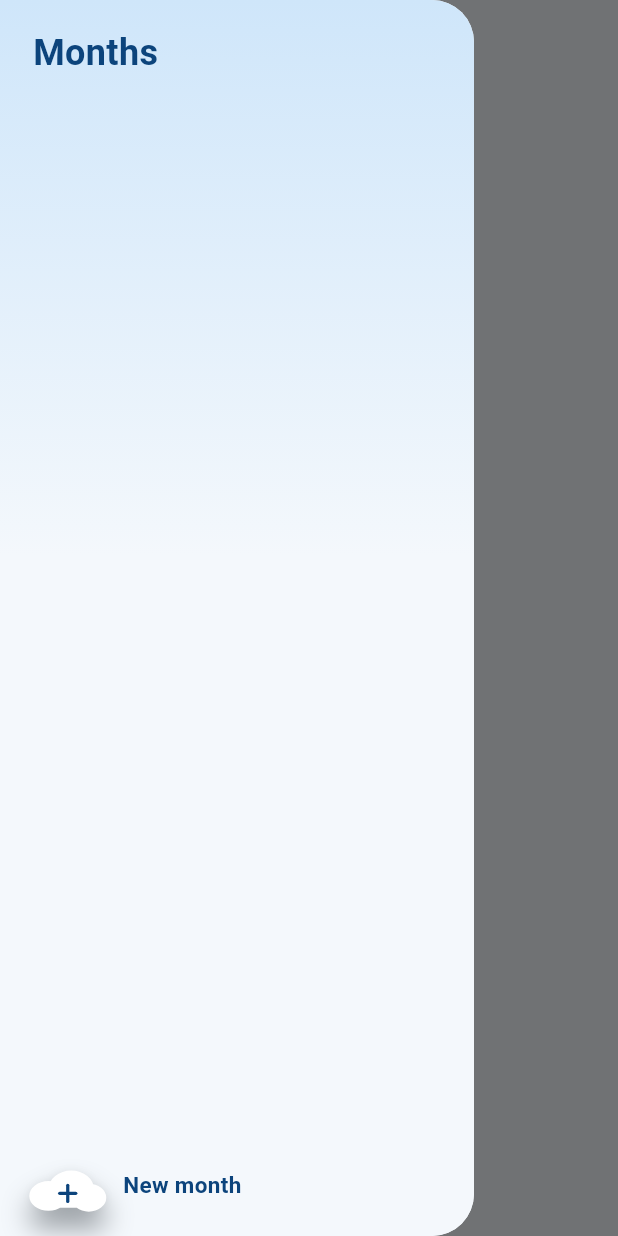
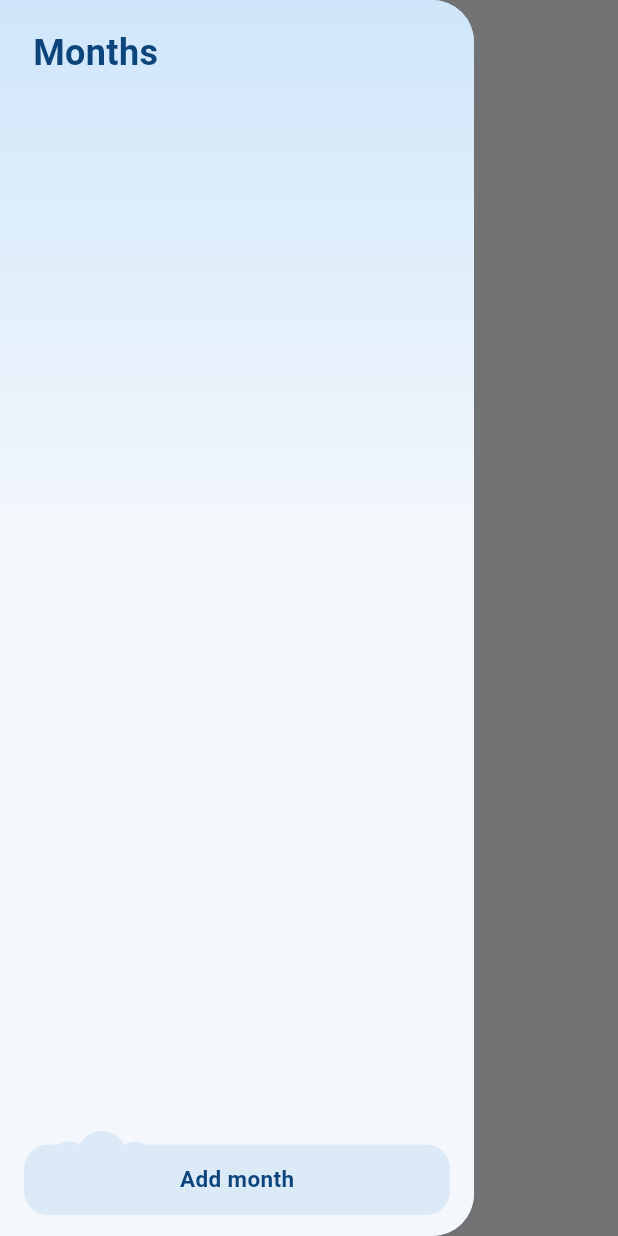
Before and after one commit to krschn/clouds, a Flutter app: the screen it shows after launch, with the side drawer open, on a phone screen of 412 x 824 dp. Run offline on Flutter 3.47's test engine with Material 3 defaults, Android fonts, the phone set to English and light mode, and no system bars; our stand-ins replace shared_preferences.

Commit message:
feat(payments): add months from an "Add month" cloud card in the drawer
The drawer's "+" cloud with separate "New month" text looked like the
home screen's add-bill cloud. It is now one pale cloud card that says
"Add month", matching the month cards above it, so the "+" cloud only
ever means adding a bill.

Co-Authored-By: Claude Opus 5 <noreply@anthropic.com>
Claude-Session: https://claude.ai/code/session_01FCeEuqauuqcHXxX6jV89P3

```diff
--- a/app/lib/features/payments/presentation/widgets/month_drawer.dart
+++ b/app/lib/features/payments/presentation/widgets/month_drawer.dart
@@ -3,7 +3,6 @@ import 'package:flutter/material.dart';
 import '../../../sky/presentation/painters/cloud_path.dart';
 import '../../../sky/presentation/painters/sky_palette.dart';
 import '../../domain/entities/month.dart';
-import 'cloud_add_button.dart';
 import 'cloud_card.dart';
 import 'peso.dart';
 
@@ -92,26 +91,26 @@ class MonthDrawer extends StatelessWidget {
                     Navigator.of(context).pop();
                     onNewMonth();
                   },
-                  child: Row(
-                    children: [
-                      CloudAddButton(
-                        size: const Size(56, 40),
-                        semanticLabel: 'New month',
-                        onPressed: () {
-                          Navigator.of(context).pop();
-                          onNewMonth();
-                        },
-                      ),
-                      const SizedBox(width: 10),
-                      const Text(
-                        'New month',
-                        style: TextStyle(
-                          fontSize: 15,
-                          fontWeight: FontWeight.w600,
-                          color: _navy,
+                  // One cloud card that says what it does, like the months
+                  // above it — not the home screen's "+" cloud, which adds
+                  // bills.
+                  child: const CloudCard(
+                    fill: Color(0xFFDCEAF7),
+                    puffs: _MonthCloud._puffs,
+                    rise: 12,
+                    child: Padding(
+                      padding: EdgeInsets.fromLTRB(16, 12, 16, 14),
+                      child: Center(
+                        child: Text(
+                          'Add month',
+                          style: TextStyle(
+                            fontSize: 15,
+                            fontWeight: FontWeight.w600,
+                            color: _navy,
+                          ),
                         ),
                       ),
-                    ],
+                    ),
                   ),
                 ),
               ),
```
Also changed, not shown: 1 other file.
